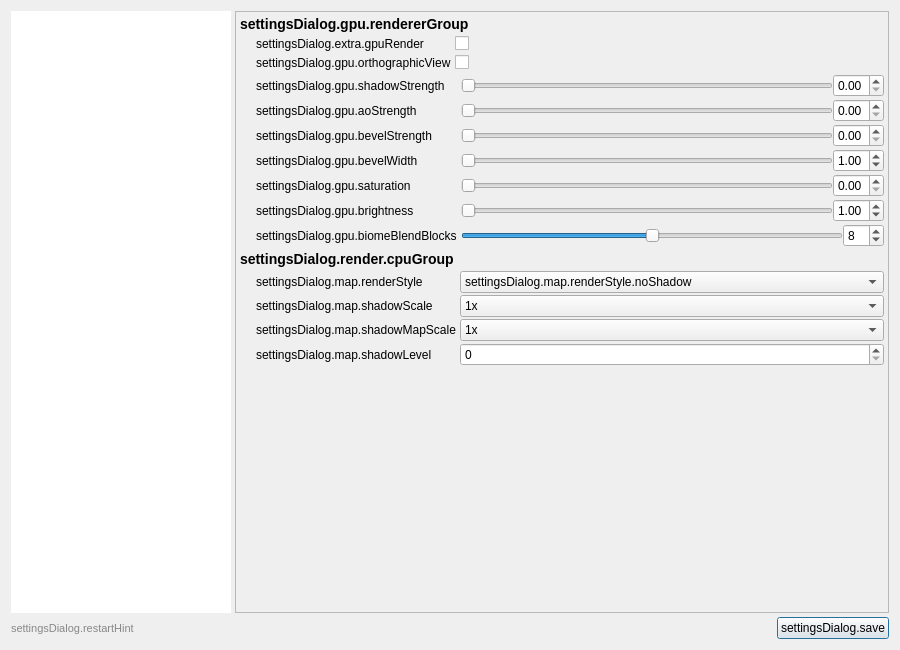
First picture: the form in src/settingsdialog.ui, repository bedrock-dev/BedrockMap, before the edit.
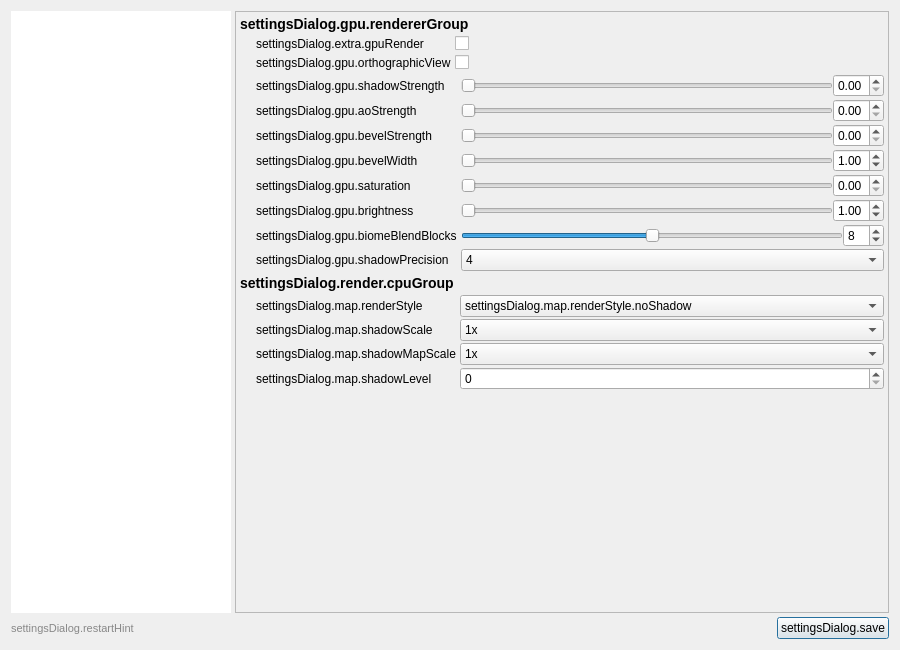
Second picture: the form after the edit. The open tabs and pages were chosen to show the change. Icons and pictures are not drawn.

```diff
--- a/src/settingsdialog.ui
+++ b/src/settingsdialog.ui
@@ -1249,6 +1249,37 @@
              </item>
             </layout>
            </item>
+           <item row="7" column="0">
+            <widget class="QLabel" name="label_gpu_shadow_precision">
+             <property name="text">
+              <string>settingsDialog.gpu.shadowPrecision</string>
+             </property>
+            </widget>
+           </item>
+           <item row="7" column="1">
+            <widget class="QComboBox" name="gpuShadowPrecisionCombo">
+             <item>
+              <property name="text">
+               <string>4</string>
+              </property>
+             </item>
+             <item>
+              <property name="text">
+               <string>8</string>
+              </property>
+             </item>
+             <item>
+              <property name="text">
+               <string>16</string>
+              </property>
+             </item>
+             <item>
+              <property name="text">
+               <string>32</string>
+              </property>
+             </item>
+            </widget>
+           </item>
          </layout>
         </item>
         <item>
```
